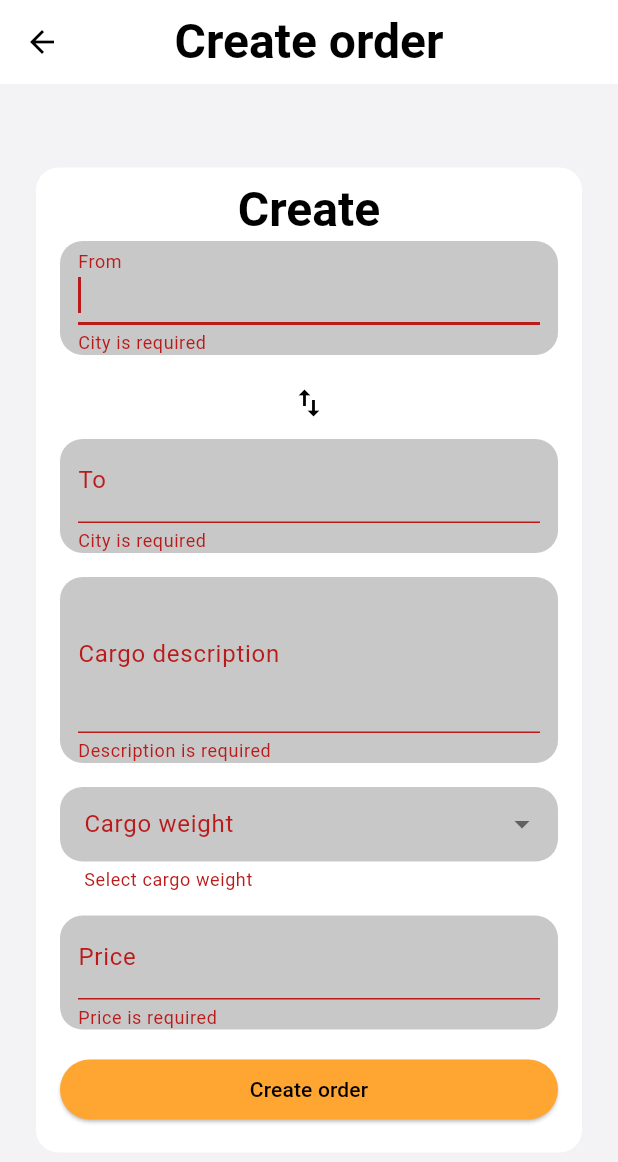
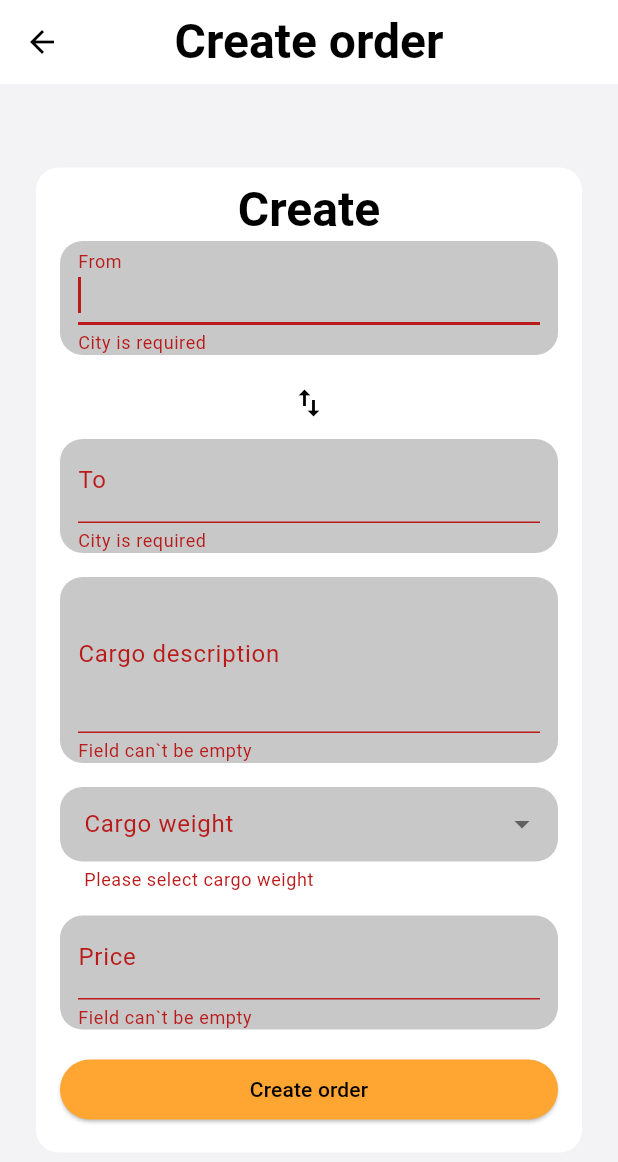
Before and after one commit to slavean-dev/transit_tracer, a Flutter app: the CreateOrderScreen screen opened directly, after a tap on "Create order", on a phone screen of 412 x 824 dp. Shown: the top 1162 px of the screen. Run offline on Flutter 3.47's test engine with Material 3 defaults, Android fonts, the phone set to English and light mode, and no system bars; our stand-ins replace auto_route, auto_size_text, cached_network_image, cloud_firestore, dio, email_validator and 13 more; missing offline and left inert: google_places_autocomplete_text_field; accounts and stored records are empty.

Commit message:
refactor: migrate OrderFormValidator to enum-based logic

```diff
--- a/lib/core/validators/order_validators.dart
+++ b/lib/core/validators/order_validators.dart
@@ -1,25 +1,51 @@
+import 'package:flutter/material.dart';
+import 'package:transit_tracer/generated/l10n.dart';
+
+enum OrderValidationError {
+  empty,
+  toShort,
+  invalidNumber,
+  priceZero,
+  priceTooLarge,
+  selectWeight,
+}
+
 class OrderValidators {
-  static String? description(String? v) {
+  static OrderValidationError? description(String? v) {
     final value = v?.trim() ?? '';
-    if (value.isEmpty) return 'Description is required';
-    if (value.length < 5) return 'Description is too short';
+    if (value.isEmpty) return OrderValidationError.empty;
+    if (value.length < 5) return OrderValidationError.toShort;
     return null;
   }
 
-  static String? price(String? v) {
+  static OrderValidationError? price(String? v) {
     final value = (v ?? '').trim().replaceAll(',', '.');
-    if (value.isEmpty) return 'Price is required';
+    if (value.isEmpty) return OrderValidationError.empty;
 
     final num? parsed = num.tryParse(value);
-    if (parsed == null) return 'Enter a valid number';
-    if (parsed <= 0) return 'Price must be greater than 0';
-    if (parsed > 1000000) return 'Price is too large';
+    if (parsed == null) return OrderValidationError.invalidNumber;
+    if (parsed <= 0) return OrderValidationError.priceZero;
+    if (parsed > 1000000) return OrderValidationError.priceTooLarge;
 
     return null;
   }
 
-  static String? weight<T>(T? v) {
-    if (v == null) return 'Select cargo weight';
+  static OrderValidationError? weight<T>(T? v) {
+    if (v == null) return OrderValidationError.selectWeight;
     return null;
   }
 }
+
+extension OrderValidationErrorX on OrderValidationError {
+  String toText(BuildContext context) {
+    final s = S.of(context);
+    return switch (this) {
+      OrderValidationError.empty => s.validationFormEmpty,
+      OrderValidationError.toShort => s.validationTooShort,
+      OrderValidationError.invalidNumber => s.validationInvalidNumber,
+      OrderValidationError.priceZero => s.validationPriceZero,
+      OrderValidationError.priceTooLarge => s.validationPriceLimit,
+      OrderValidationError.selectWeight => s.validationSelectWeight,
+    };
+  }
+}
--- a/lib/features/orders/widgets/order_form/order_description_form_field/order_description_form_field.dart
+++ b/lib/features/orders/widgets/order_form/order_description_form_field/order_description_form_field.dart
@@ -23,7 +23,7 @@ class OrderDescriptionFormField extends StatelessWidget {
       focusNode: _descriptionFocusNode,
       keyboardType: null,
       inputFormatters: null,
-      validator: (value) => OrderValidators.description(value),
+      validator: (value) => OrderValidators.description(value)?.toText(context),
       theme: theme,
       controller: _descriptionController,
       label: s.orderFieldCargo,
--- a/lib/features/orders/widgets/order_form/order_form.dart
+++ b/lib/features/orders/widgets/order_form/order_form.dart
@@ -255,7 +255,8 @@ class OrderFormState extends State<OrderForm> {
                       focusNode: _weightFocus,
                       initialValue: widget.order?.weight,
                       onSaved: (newValue) => weight = newValue!,
-                      validator: (v) => OrderValidators.weight(v),
+                      validator: (v) =>
+                          OrderValidators.weight(v)?.toText(context),
                       theme: theme,
                       onChange: (newValue) => setState(() {
                         weight = newValue;
@@ -266,7 +267,8 @@ class OrderFormState extends State<OrderForm> {
                       focusNode: _priceFocusNode,
                       keyboardType: TextInputType.number,
                       inputFormatters: [FilteringTextInputFormatter.digitsOnly],
-                      validator: (value) => OrderValidators.price(value),
+                      validator: (value) =>
+                          OrderValidators.price(value)?.toText(context),
                       theme: theme,
                       controller: _priceController,
                       maxLines: 1,
--- a/lib/l10n/intl_en.arb
+++ b/lib/l10n/intl_en.arb
@@ -34,6 +34,12 @@
     "validationCityTooShort" : "City name is too short",
     "validationSelectFromSuggestion" : "Please select a city from the list",
 
+    "validationRequired" : "This field is required",
+    "validationTooShort" : "Input is too short",
+    "validationInvalidNumber": "Please enter a valid number",
+    "validationPriceZero": "Price must be greater than 0",
+    "validationPriceLimit": "Price is too large (max 1,000,000)",
+    "validationSelectWeight": "Please select cargo weight",
 
     "firebaseErrorInvalidCredential" : "Invalid credentials",
     "firebaseErrorEmailInUse": "This email is already registered",
--- a/lib/l10n/intl_it.arb
+++ b/lib/l10n/intl_it.arb
@@ -33,6 +33,13 @@
     "validationCityRequired" : "La città è obbligatoria",
     "validationCityTooShort" : "Il nome della città è troppo corto",
     "validationSelectFromSuggestion" : "Per favore, seleziona una città dalla lista",
+
+    "validationRequired": "Questo campo è obbligatorio",
+    "validationTooShort": "Il valore inserito è troppo corto",
+    "validationInvalidNumber": "Per favore, inserisci un numero valido",
+    "validationPriceZero": "Il prezzo deve essere maggiore di 0",
+    "validationPriceLimit": "Il prezzo è troppo alto (max 1.000.000)",
+    "validationSelectWeight": "Per favore, seleziona il peso del carico",
 
     "firebaseErrorInvalidCredential" : "Credenziali non valide",
     "firebaseErrorEmailInUse": "Questa email è già registrata",
--- a/lib/l10n/intl_uk.arb
+++ b/lib/l10n/intl_uk.arb
@@ -34,6 +34,12 @@
     "validationCityTooShort" : "Назва міста занадто коротка",
     "validationSelectFromSuggestion" : "Будь ласка, оберіть місто зі списку",
 
+    "validationRequired": "Це поле обов'язкове для заповнення",
+    "validationTooShort": "Введене значення занадто коротке",
+    "validationInvalidNumber": "Будь ласка, введіть коректне число",
+    "validationPriceZero": "Ціна має бути більшою за 0",
+    "validationPriceLimit": "Ціна занадто велика (макс. 1 000 000)",
+    "validationSelectWeight": "Будь ласка, оберіть вагу вантажу",
 
     "firebaseErrorInvalidCredential" : "Недійсні дані",
     "firebaseErrorEmailInUse": "Ця електронна адреса вже зареєстрована",
```
Also changed, not shown: lib/generated/intl/messages_en.dart, lib/generated/intl/messages_it.dart, lib/generated/intl/messages_uk.dart, lib/generated/l10n.dart.
